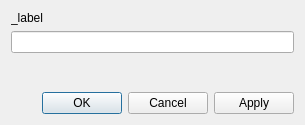
Before: the Qt Designer form src/layui/layui/LayoutViewFunctionDialog.ui in KLayout/klayout, drawn with Qt 5.
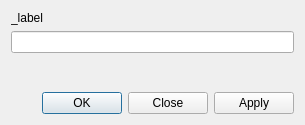
After: the same form once the commit is applied.

Commit message: Fixed #2315: Changing dialog title and 'cancel' button to 'close'

Patch:
```diff
--- a/src/layui/layui/LayoutViewFunctionDialog.ui
+++ b/src/layui/layui/LayoutViewFunctionDialog.ui
@@ -40,7 +40,7 @@
    <item>
     <widget class="QDialogButtonBox" name="buttonBox">
      <property name="standardButtons">
-      <set>QDialogButtonBox::Apply|QDialogButtonBox::Cancel|QDialogButtonBox::Ok</set>
+      <set>QDialogButtonBox::Apply|QDialogButtonBox::Close|QDialogButtonBox::Ok</set>
      </property>
     </widget>
    </item>
```
The commit also changes 1 other file.
